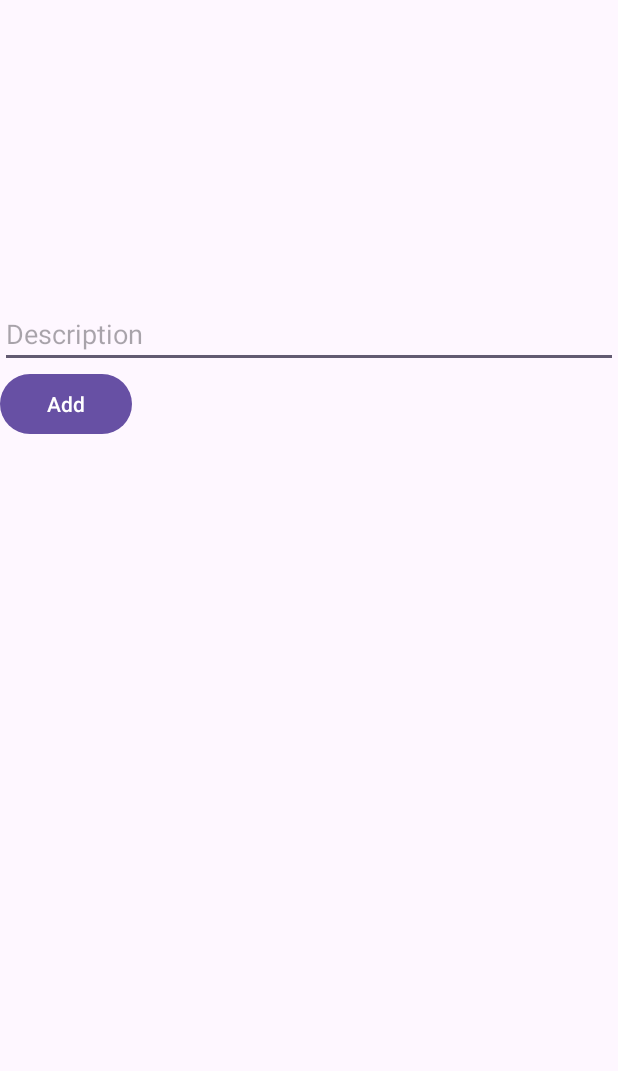
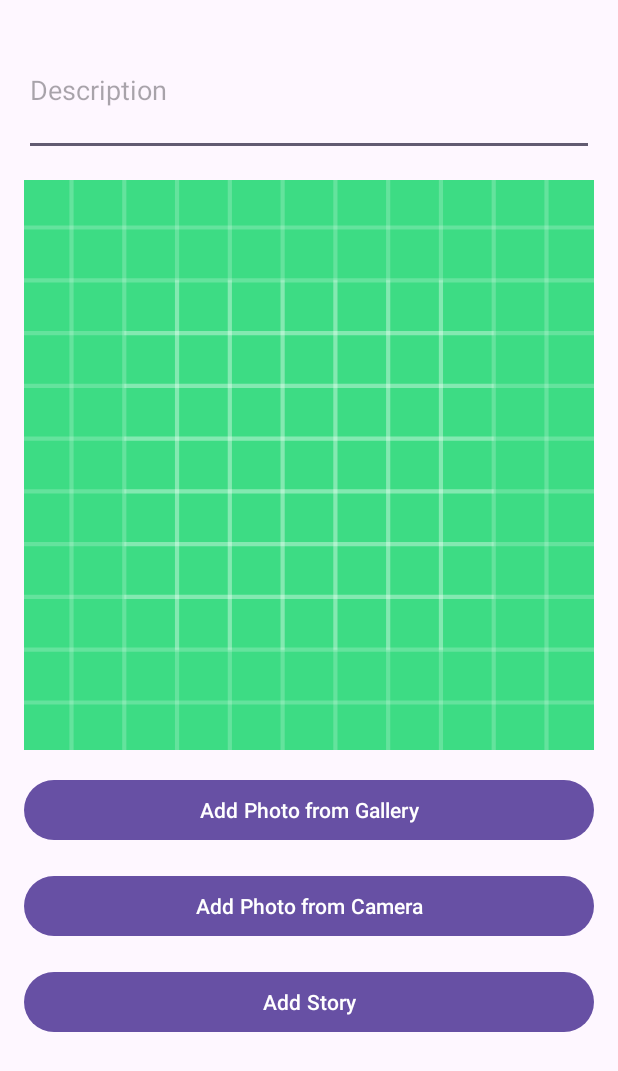
Before and after one commit to adirifta/Aplikasi-Story-App, an Android app: the AddStoryActivity screen opened directly, with no data from a screen before it, on a phone screen of 412 x 824 dp. Shown: the top 1071 px of the screen. Run offline under Robolectric (Android 15) with nearby library versions, the phone set to English and light mode, and no system bars; pictures from the network do not load.

Commit message:
Membuat addstory

```diff
--- a/app/build.gradle.kts
+++ b/app/build.gradle.kts
@@ -61,4 +61,7 @@ dependencies {
     implementation (libs.glide)
     annotationProcessor (libs.compiler)
     implementation (libs.kotlinx.coroutines.android)
+
+    implementation (libs.okhttp)
+    implementation (libs.logging.interceptor.v490)
 }
--- a/app/src/main/java/com/example/aplikasistoryapp/AddStoryActivity.kt
+++ /dev/null
@@ -1,53 +0,0 @@
-package com.example.aplikasistoryapp
-
-import android.content.Intent
-import android.os.Bundle
-import android.widget.Button
-import android.widget.EditText
-import android.widget.ImageView
-import androidx.activity.enableEdgeToEdge
-import androidx.appcompat.app.AppCompatActivity
-import androidx.core.view.ViewCompat
-import androidx.core.view.WindowInsetsCompat
-
-class AddStoryActivity : AppCompatActivity() {
-
-    private lateinit var ivPhoto: ImageView
-    private lateinit var edDescription: EditText
-    private lateinit var btnAdd: Button
-
-    override fun onCreate(savedInstanceState: Bundle?) {
-        super.onCreate(savedInstanceState)
-        setContentView(R.layout.activity_add_story)
-
-        ivPhoto = findViewById(R.id.iv_add_photo)
-        edDescription = findViewById(R.id.ed_add_description)
-        btnAdd = findViewById(R.id.button_add)
-
-        ivPhoto.setOnClickListener {
-            selectPhotoFromGallery()
-        }
-
-        btnAdd.setOnClickListener {
-            val description = edDescription.text.toString()
-            if (description.isNotEmpty()) {
-                uploadStory(description)
-            } else {
-                edDescription.error = "Description cannot be empty"
-            }
-        }
-    }
-
-    private fun selectPhotoFromGallery() {
-        val intent = Intent(Intent.ACTION_PICK)
-        intent.type = "image/*"
-        startActivityForResult(intent, 100)
-    }
-
-    private fun uploadStory(description: String) {
-        // Replace with actual upload logic
-        val intent = Intent(this, MainActivity::class.java)
-        startActivity(intent)
-        finish()
-    }
-}
--- a/app/src/main/java/com/example/aplikasistoryapp/DetailActivity.kt
+++ b/app/src/main/java/com/example/aplikasistoryapp/ui/DetailActivity.kt
@@ -1,4 +1,4 @@
-package com.example.aplikasistoryapp
+package com.example.aplikasistoryapp.ui
 
 import android.os.Bundle
 import android.util.Log
@@ -7,8 +7,8 @@ import android.widget.TextView
 import androidx.appcompat.app.AppCompatActivity
 import androidx.lifecycle.lifecycleScope
 import com.bumptech.glide.Glide
+import com.example.aplikasistoryapp.R
 import com.example.aplikasistoryapp.data.retrofit.ApiConfig
-import com.example.aplikasistoryapp.data.response.ListStoryItem
 import com.example.aplikasistoryapp.data.response.Story
 import kotlinx.coroutines.launch
 
--- a/app/src/main/res/layout/activity_add_story.xml
+++ b/app/src/main/res/layout/activity_add_story.xml
@@ -1,29 +1,60 @@
-<?xml version="1.0" encoding="utf-8"?>
-<RelativeLayout xmlns:android="http://schemas.android.com/apk/res/android"
-    xmlns:tools="http://schemas.android.com/tools"
+<ScrollView xmlns:android="http://schemas.android.com/apk/res/android"
     android:layout_width="match_parent"
     android:layout_height="match_parent"
-    tools:context=".AddStoryActivity">
+    xmlns:app="http://schemas.android.com/apk/res-auto">
 
-    <ImageView
-        android:id="@+id/iv_add_photo"
+    <LinearLayout
         android:layout_width="match_parent"
-        android:layout_height="200dp"
-        android:scaleType="centerCrop"
-        android:contentDescription="Select Photo" />
+        android:layout_height="wrap_content"
+        android:orientation="vertical"
+        android:padding="16dp">
 
         <EditText
             android:id="@+id/ed_add_description"
             android:layout_width="match_parent"
             android:layout_height="wrap_content"
             android:hint="Description"
-        android:layout_below="@id/iv_add_photo" />
+            android:inputType="textMultiLine"
+            android:minLines="3"
+            android:maxLines="5" />
+
+        <ImageView
+            android:id="@+id/iv_add_photo"
+            android:layout_width="match_parent"
+            android:layout_height="wrap_content"
+            android:src="@drawable/ic_launcher_background"
+            android:scaleType="centerCrop"
+            android:adjustViewBounds="true"
+            android:layout_marginTop="16dp"
+            android:contentDescription="Added Photo" />
+
+        <Button
+            android:id="@+id/button_add_gallery"
+            android:layout_width="match_parent"
+            android:layout_height="wrap_content"
+            android:text="Add Photo from Gallery"
+            android:layout_marginTop="16dp" />
+
+        <Button
+            android:id="@+id/button_add_camera"
+            android:layout_width="match_parent"
+            android:layout_height="wrap_content"
+            android:text="Add Photo from Camera"
+            android:layout_marginTop="16dp" />
 
         <Button
             android:id="@+id/button_add"
-        android:layout_width="wrap_content"
+            android:layout_width="match_parent"
             android:layout_height="wrap_content"
-        android:text="Add"
-        android:layout_below="@id/ed_add_description" />
+            android:text="Add Story"
+            android:layout_marginTop="16dp" />
 
-</RelativeLayout>
+        <include
+            android:id="@+id/loading_layout"
+            layout="@layout/loading_layout"
+            android:layout_width="match_parent"
+            android:layout_height="match_parent"
+            android:visibility="gone" />
+
+    </LinearLayout>
+</ScrollView>
--- /dev/null
+++ b/app/src/main/res/xml/file_paths.xml
@@ -0,0 +1,4 @@
+<?xml version="1.0" encoding="utf-8"?>
+<paths>
+    <external-files-path name="my_images" path="Pictures" />
+</paths>
--- a/gradle/libs.versions.toml
+++ b/gradle/libs.versions.toml
@@ -1,5 +1,5 @@
 [versions]
-agp = "8.4.1"
+agp = "8.4.2"
 datastorePreferences = "1.1.1"
 glide = "4.12.0"
 kotlin = "1.9.0"
@@ -15,7 +15,9 @@ loggingInterceptorVersion = "4.9.1"
 material = "1.12.0"
 activity = "1.9.0"
 constraintlayout = "2.1.4"
+okhttp = "4.12.0"
 retrofit = "2.9.0"
+squareupLoggingInterceptor = "4.9.0"
 
 [libraries]
 adapter-rxjava2 = { module = "com.squareup.retrofit2:adapter-rxjava2", version.ref = "retrofit" }
@@ -31,10 +33,12 @@ androidx-espresso-core = { group = "androidx.test.espresso", name = "espresso-co
 androidx-appcompat = { group = "androidx.appcompat", name = "appcompat", version.ref = "appcompat" }
 kotlinx-coroutines-android = { module = "org.jetbrains.kotlinx:kotlinx-coroutines-android", version.ref = "kotlinxCoroutinesAndroid" }
 logging-interceptor = { module = "com.squareup.okhttp3:logging-interceptor", version.ref = "loggingInterceptor" }
+logging-interceptor-v490 = { module = "com.squareup.okhttp3:logging-interceptor", version.ref = "squareupLoggingInterceptor" }
 logging-interceptor-v491 = { module = "com.squareup.okhttp3:logging-interceptor", version.ref = "loggingInterceptorVersion" }
 material = { group = "com.google.android.material", name = "material", version.ref = "material" }
 androidx-activity = { group = "androidx.activity", name = "activity", version.ref = "activity" }
 androidx-constraintlayout = { group = "androidx.constraintlayout", name = "constraintlayout", version.ref = "constraintlayout" }
+okhttp = { module = "com.squareup.okhttp3:okhttp", version.ref = "okhttp" }
 retrofit = { module = "com.squareup.retrofit2:retrofit", version.ref = "retrofit" }
 
 [plugins]
```
Also changed, not shown: app/src/main/AndroidManifest.xml (+21 -2 lines), app/src/main/java/com/example/aplikasistoryapp/MainActivity.kt (+24 -6 lines), app/src/main/java/com/example/aplikasistoryapp/data/repository/StoryRepository.kt (+8 -0 lines), app/src/main/java/com/example/aplikasistoryapp/data/retrofit/ApiService.kt (+22 -0 lines), app/src/main/java/com/example/aplikasistoryapp/ui/AddStoryActivity.kt (added, +230 -0 lines), app/src/main/java/com/example/aplikasistoryapp/ui/Utils.kt (added, +43 -0 lines), app/src/main/java/com/example/aplikasistoryapp/ui/viewmodel/AddStoryViewModel.kt (added, +23 -0 lines), app/src/main/java/com/example/aplikasistoryapp/ui/viewmodel/viewModelFactory/AddViewModelFactory.kt (added, +16 -0 lines), app/src/main/res/layout/activity_main.xml (+10 -0 lines). Lines whose indentation alone changed are shown as unchanged.
